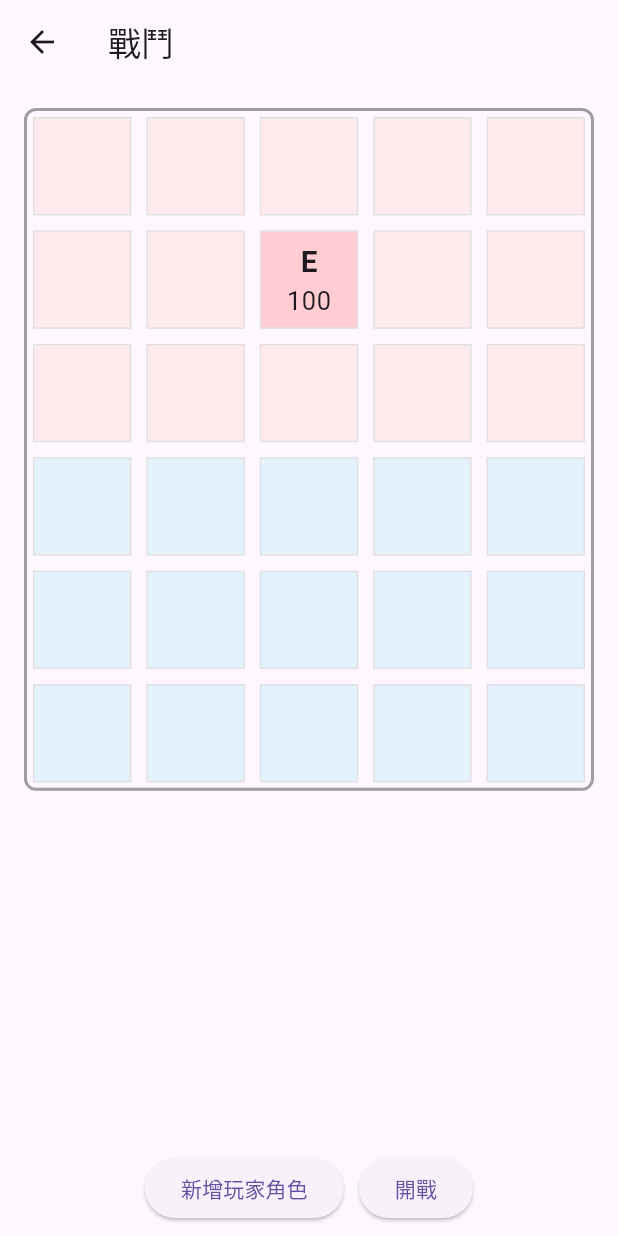
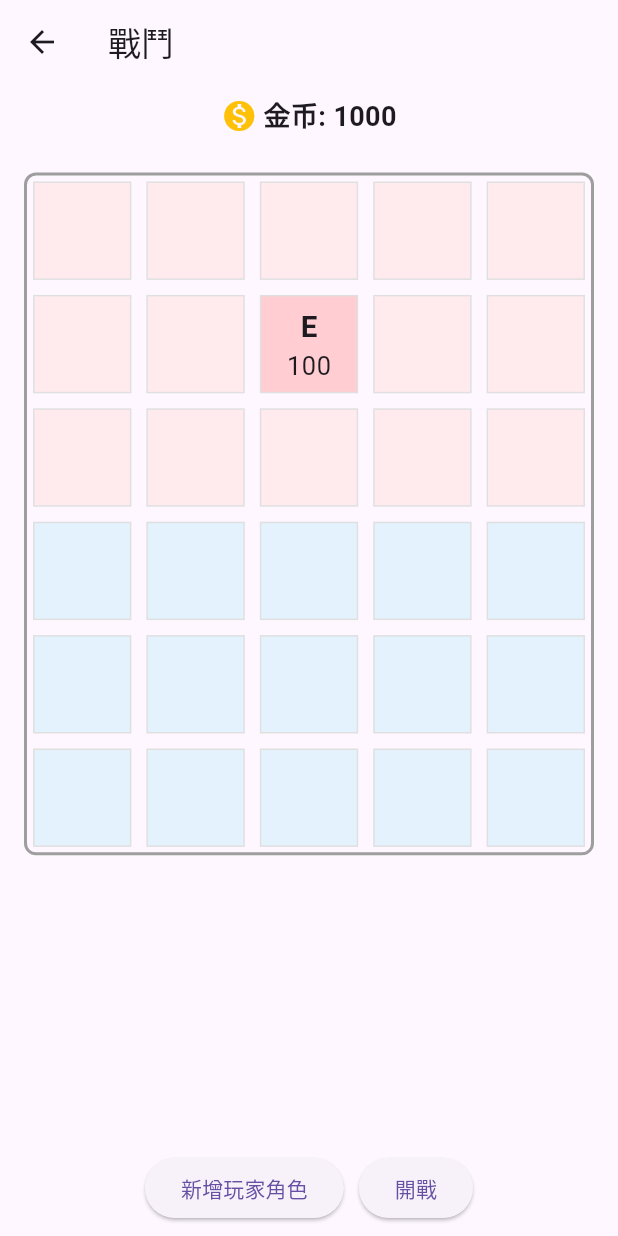
Before and after one commit to kyoangel/merge_game_a2z, a Flutter app: the screen it shows after launch, after a tap on "戰鬥畫面", on a phone screen of 412 x 824 dp. Run offline on Flutter 3.47's test engine with Material 3 defaults, Android fonts, the light colour scheme and no system bars; missing offline and left inert: flame.

Commit message:
battle ok

```diff
--- a/lib/game/battle/battle_board.dart
+++ b/lib/game/battle/battle_board.dart
@@ -28,6 +28,14 @@ class _BattleBoardState extends State<BattleBoard> {
   DateTime? _lastEnemyBulletTime;
   static const bulletCooldown = Duration(seconds: 2); // 子弹冷却时间
 
+  int coins = 0; // 金币数量
+  static const int unitCost = 100; // 新增角色所需金币
+  static const int victoryReward = 200; // 胜利奖励
+  static const int unitKillReward = 50; // 击杀敌人奖励
+
+  bool _gameOver = false;
+  String? _battleResult;
+
   @override
   void initState() {
     super.initState();
@@ -46,6 +54,9 @@ class _BattleBoardState extends State<BattleBoard> {
       type: UnitType.enemy,
       position: Position(1, 2),
     );
+
+    // 设置初始金币数量
+    coins = 1000;
   }
 
   void _startAutoAttack() {
@@ -184,13 +195,54 @@ class _BattleBoardState extends State<BattleBoard> {
     if (targetUnit != null) {
       targetUnit.takeDamage(bullet.damage);
       if (!targetUnit.isAlive) {
+        // 击杀奖励
+        if (bullet.shooter.type == UnitType.player) {
+          setState(() {
+            coins += unitKillReward;
+          });
+        }
+
         // 移除死亡单位
-        if (bullet.shooter.type == UnitType.player) {
         battleBoard[bullet.position.row][bullet.position.col] = null;
-        } else {
-          battleBoard[bullet.position.row][bullet.position.col] = null;
+
+        // 检查战斗结果
+        _checkBattleResult();
       }
     }
+  }
+
+  void _checkBattleResult() {
+    bool hasEnemy = false;
+    bool hasPlayer = false;
+
+    // 检查是否还有存活的单位
+    for (var row = 0; row < totalRows; row++) {
+      for (var col = 0; col < cols; col++) {
+        final unit = battleBoard[row][col];
+        if (unit != null && unit.isAlive) {
+          if (unit.type == UnitType.enemy) {
+            hasEnemy = true;
+          } else {
+            hasPlayer = true;
+          }
+        }
+      }
+    }
+
+    // 判定战斗结果
+    if (!hasEnemy) {
+      setState(() {
+        _gameOver = true;
+        _battleResult = "胜利！";
+        coins += victoryReward; // 胜利奖励
+        _isBattleStarted = false;
+      });
+    } else if (!hasPlayer) {
+      setState(() {
+        _gameOver = true;
+        _battleResult = "失败！";
+        _isBattleStarted = false;
+      });
     }
   }
 
@@ -203,15 +255,77 @@ class _BattleBoardState extends State<BattleBoard> {
         return Column(
           mainAxisAlignment: MainAxisAlignment.center,
           children: [
+            // 显示金币
+            Container(
+              padding: const EdgeInsets.all(8.0),
+              child: Row(
+                mainAxisAlignment: MainAxisAlignment.center,
+                children: [
+                  Icon(Icons.monetization_on, color: Colors.amber),
+                  const SizedBox(width: 4),
+                  Text(
+                    '金币: $coins',
+                    style: const TextStyle(
+                      fontSize: 18,
+                      fontWeight: FontWeight.bold,
+                    ),
+                  ),
+                ],
+              ),
+            ),
+
             Expanded(
-              child: Container(
+              child: Stack(
+                children: [
+                  Container(
                     padding: const EdgeInsets.all(16.0),
                     child: _buildBoard(
                       constraints: constraints,
                       borderColor: Colors.grey,
                     ),
                   ),
+
+                  // 显示战斗结果
+                  if (_gameOver && _battleResult != null)
+                    Center(
+                      child: Container(
+                        padding: const EdgeInsets.all(16.0),
+                        decoration: BoxDecoration(
+                          color: Colors.black.withOpacity(0.8),
+                          borderRadius: BorderRadius.circular(8),
                         ),
+                        child: Column(
+                          mainAxisSize: MainAxisSize.min,
+                          children: [
+                            Text(
+                              _battleResult!,
+                              style: const TextStyle(
+                                color: Colors.white,
+                                fontSize: 24,
+                                fontWeight: FontWeight.bold,
+                              ),
+                            ),
+                            const SizedBox(height: 16),
+                            ElevatedButton(
+                              onPressed: () {
+                                // 重置游戏
+                                setState(() {
+                                  _gameOver = false;
+                                  _battleResult = null;
+                                  _buttonsVisible = true;
+                                  _initializeBoard();
+                                });
+                              },
+                              child: const Text('重新开始'),
+                            ),
+                          ],
+                        ),
+                      ),
+                    ),
+                ],
+              ),
+            ),
+
             // 按钮布局
             Container(
               padding: const EdgeInsets.symmetric(vertical: 8.0),
@@ -408,6 +522,14 @@ class _BattleBoardState extends State<BattleBoard> {
   }
 
   void _addPlayerUnit() {
+    if (coins < unitCost) {
+      // 显示金币不足提示
+      ScaffoldMessenger.of(context).showSnackBar(
+        SnackBar(content: Text('金币不足！需要 $unitCost 金币')),
+      );
+      return;
+    }
+
     setState(() {
       // 在玩家区域（后3行）寻找空位
       for (int row = playerStartRow; row < totalRows; row++) {
@@ -417,6 +539,7 @@ class _BattleBoardState extends State<BattleBoard> {
               type: UnitType.player,
               position: Position(row, col),
             );
+            coins -= unitCost; // 扣除金币
             return;
           }
         }
```
Lines whose indentation alone changed are shown as unchanged.
